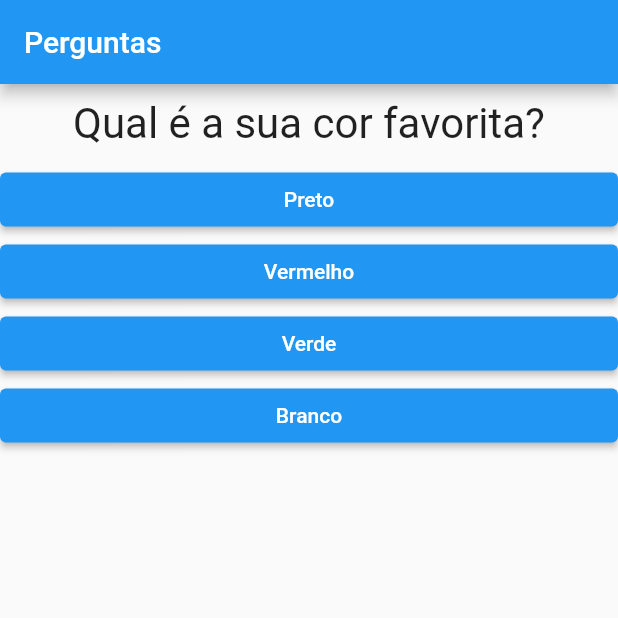
After one commit to diegowinter/curso-flutter, a Flutter app: the screen it shows after launch, on a phone screen of 412 x 824 dp, the top half of it. The commit adds this screen. Run offline on Flutter 3.47's test engine with Material 2 defaults, Android fonts, the phone set to English and light mode, and no system bars.

Commit message:
project(perguntas): widget questionário

```diff
--- a/projeto_perguntas/lib/main.dart
+++ b/projeto_perguntas/lib/main.dart
@@ -1,6 +1,5 @@
 import 'package:flutter/material.dart';
-import './questao.dart';
-import './resposta.dart';
+import './questionario.dart';
 import './resultado.dart';
 
 // main() {
@@ -43,11 +42,6 @@ class _PerguntaAppState extends State<PerguntaApp> {
 
   @override
   Widget build(BuildContext context) {
-
-
-    List<String> respostas = temPerguntaSelecionada
-      ? _perguntas[_perguntaSelecionada]['respostas']
-      : null;
     //List<Widget> widgets =
 
     // for (String textoResp in perguntas[_perguntaSelecionada]['respostas']) {
@@ -59,12 +53,13 @@ class _PerguntaAppState extends State<PerguntaApp> {
         appBar: AppBar(
           title: Text('Perguntas'),
         ),
-        body: temPerguntaSelecionada ? Column(
-          children: [
-            Questao(_perguntas[_perguntaSelecionada]['texto']),
-            ...respostas.map((t) => Resposta(t, _responder)).toList()
-          ],
-        ) : Resultado(),
+        body: temPerguntaSelecionada
+          ? Questionario(
+              perguntas: _perguntas,
+              perguntaSelecionada: _perguntaSelecionada,
+              responder: _responder
+            )
+          : Resultado(),
       ),
     );
   }
--- /dev/null
+++ b/projeto_perguntas/lib/questionario.dart
@@ -0,0 +1,31 @@
+import 'package:flutter/material.dart';
+import './questao.dart';
+import './resposta.dart';
+
+class Questionario extends StatelessWidget {
+  final List<Map<String, Object>> perguntas;
+  final int perguntaSelecionada;
+  final void Function() responder;
+
+  Questionario(
+      {@required this.perguntas,
+      @required this.perguntaSelecionada,
+      @required this.responder});
+
+  bool get temPerguntaSelecionada {
+    return perguntaSelecionada < perguntas.length;
+  }
+
+  @override
+  Widget build(BuildContext context) {
+    List<String> respostas = temPerguntaSelecionada
+        ? perguntas[perguntaSelecionada]['respostas']
+        : null;
+
+    return Column(
+      children: [
+        Questao(perguntas[perguntaSelecionada]['texto']),
+        ...respostas.map((t) => Resposta(t, responder)).toList()
+    ]);
+  }
+}
```
